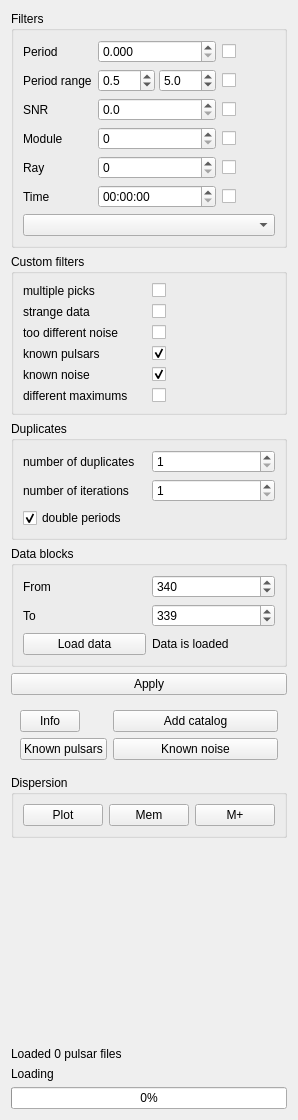
The window that src/analytics.ui (vtyulb/BSA-Analytics) describes before a commit, drawn with Qt 5.
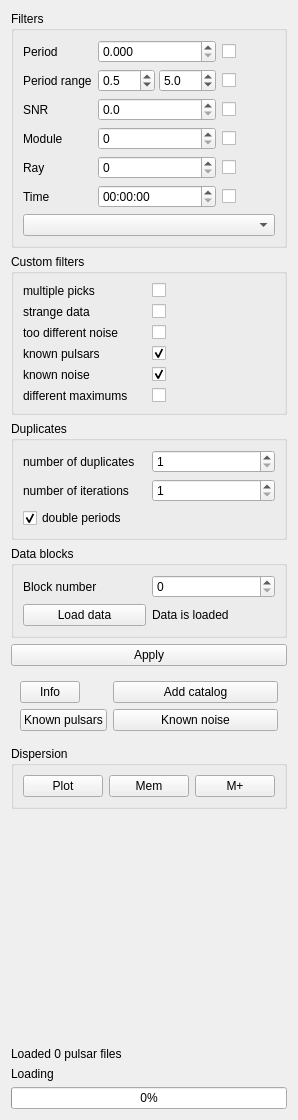
The same window after the commit.

Commit message: bunch of little fourier fixes

The edit to the form file:
```diff
--- a/src/analytics.ui
+++ b/src/analytics.ui
@@ -356,51 +356,31 @@
       <item row="0" column="1">
        <widget class="QSpinBox" name="fourierFrom">
         <property name="minimum">
-         <number>1</number>
+         <number>0</number>
         </property>
         <property name="maximum">
          <number>500</number>
         </property>
         <property name="value">
-         <number>340</number>
+         <number>0</number>
         </property>
        </widget>
       </item>
       <item row="0" column="0">
        <widget class="QLabel" name="label_15">
         <property name="text">
-         <string>From</string>
-        </property>
-       </widget>
-      </item>
-      <item row="1" column="1">
-       <widget class="QSpinBox" name="fourierTo">
-        <property name="minimum">
-         <number>1</number>
-        </property>
-        <property name="maximum">
-         <number>500</number>
-        </property>
-        <property name="value">
-         <number>339</number>
+         <string>Block number</string>
         </property>
        </widget>
       </item>
       <item row="1" column="0">
-       <widget class="QLabel" name="label_16">
-        <property name="text">
-         <string>To</string>
-        </property>
-       </widget>
-      </item>
-      <item row="2" column="0">
        <widget class="QPushButton" name="fourierLoad">
         <property name="text">
          <string>Load data</string>
         </property>
        </widget>
       </item>
-      <item row="2" column="1">
+      <item row="1" column="1">
        <widget class="QLabel" name="fourierLoaded">
         <property name="text">
          <string>Data is loaded</string>
```
Left out of the diff: 2 changed lines with no effect on the pictures. The commit also changes 6 other files.
